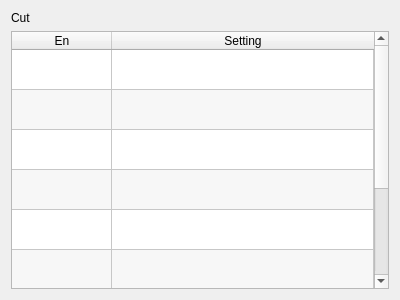
Old version of the form hcinstruction/iccutpage.ui in the repository dongdong-2009/3-5AxisRobot.
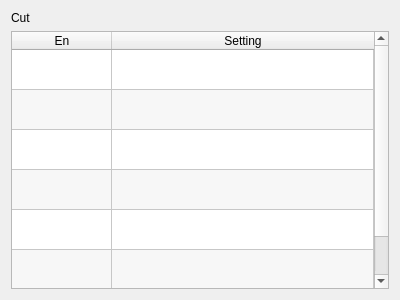
New version of the form. Icons and pictures are not drawn. Custom widgets are drawn as their Qt base class.

What changed in the file:
```diff
--- a/hcinstruction/iccutpage.ui
+++ b/hcinstruction/iccutpage.ui
@@ -135,16 +135,6 @@
        <string>Sucker2</string>
       </property>
      </row>
-     <row>
-      <property name="text">
-       <string>Sucker3</string>
-      </property>
-     </row>
-     <row>
-      <property name="text">
-       <string>Sucker4</string>
-      </property>
-     </row>
      <column>
       <property name="text">
        <string>En</string>
@@ -245,32 +235,6 @@
        <string notr="true"/>
       </property>
      </item>
-     <item row="6" column="0">
-      <property name="text">
-       <string/>
-      </property>
-      <property name="checkState">
-       <enum>Unchecked</enum>
-      </property>
-     </item>
-     <item row="6" column="1">
-      <property name="text">
-       <string notr="true"/>
-      </property>
-     </item>
-     <item row="7" column="0">
-      <property name="text">
-       <string/>
-      </property>
-      <property name="checkState">
-       <enum>Unchecked</enum>
-      </property>
-     </item>
-     <item row="7" column="1">
-      <property name="text">
-       <string notr="true"/>
-      </property>
-     </item>
     </widget>
    </item>
   </layout>
```
